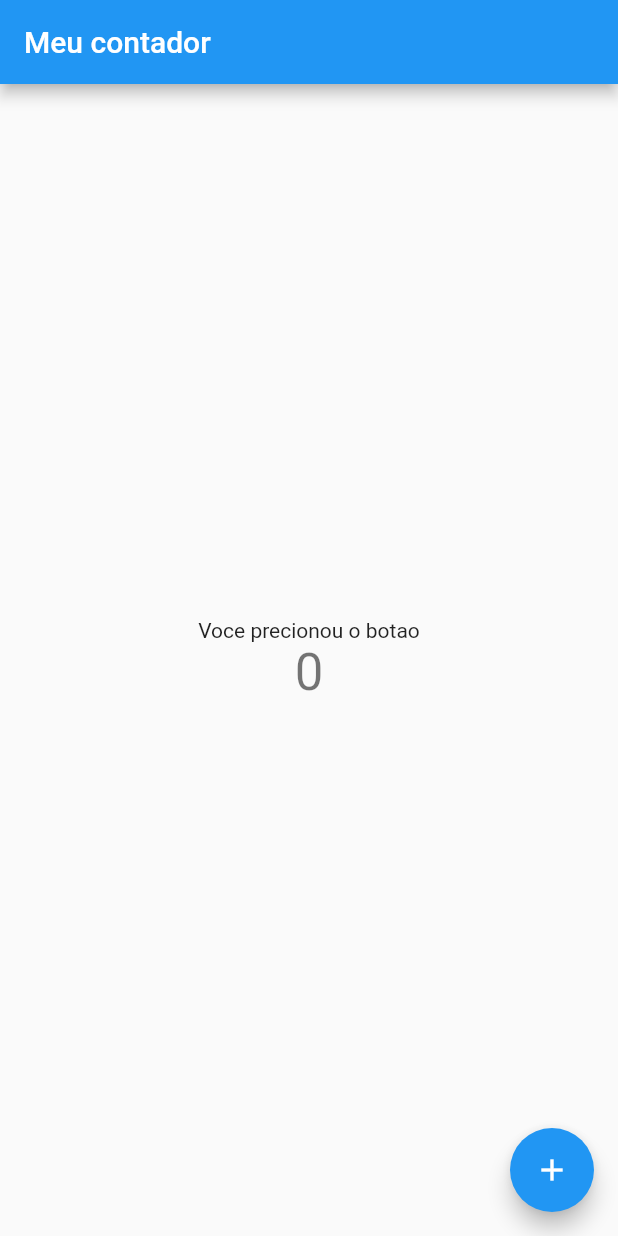
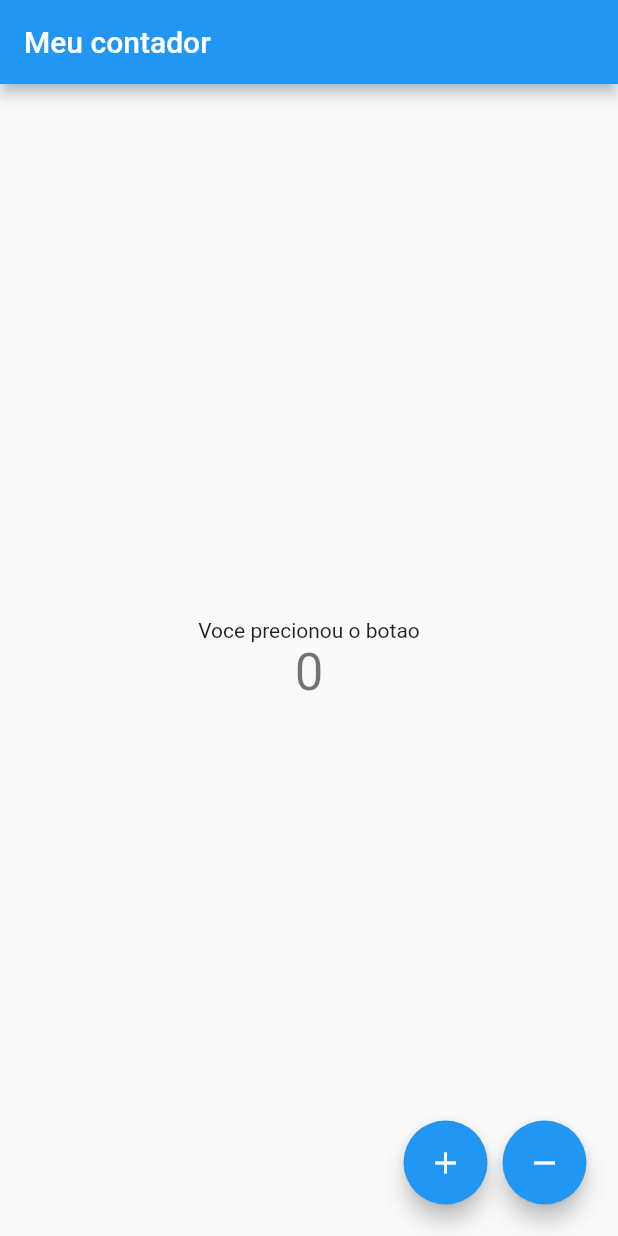
Before and after one commit to godrix/study_counter_flutter, a Flutter app: the screen it shows after launch, on a phone screen of 412 x 824 dp. Run offline on Flutter 3.47's test engine with Material 2 defaults, Android fonts, the phone set to English and light mode, and no system bars.

Commit message:
createdd layout more and minus

```diff
--- a/lib/main.dart
+++ b/lib/main.dart
@@ -55,11 +55,26 @@ class _MyHomePageState extends State<MyHomePage> {
             ],
           ),
         ),
-      floatingActionButton: FloatingActionButton(
+        floatingActionButton: Row(
+          mainAxisAlignment: MainAxisAlignment.end,
+          children: [
+            Container(
+              margin: EdgeInsets.all(5),
+              child: FloatingActionButton(
                 onPressed: _incrementCounter,
                 tooltip: 'Increment',
                 child: Icon(Icons.add),
               ),
-    );
+            ),
+            Container(
+              margin: EdgeInsets.all(5),
+              child: FloatingActionButton(
+                onPressed: _incrementCounter,
+                tooltip: 'Increment',
+                child: Icon(Icons.remove),
+              ),
+            ),
+          ],
+        ));
   }
 }
```
Lines whose indentation alone changed are shown as unchanged.
